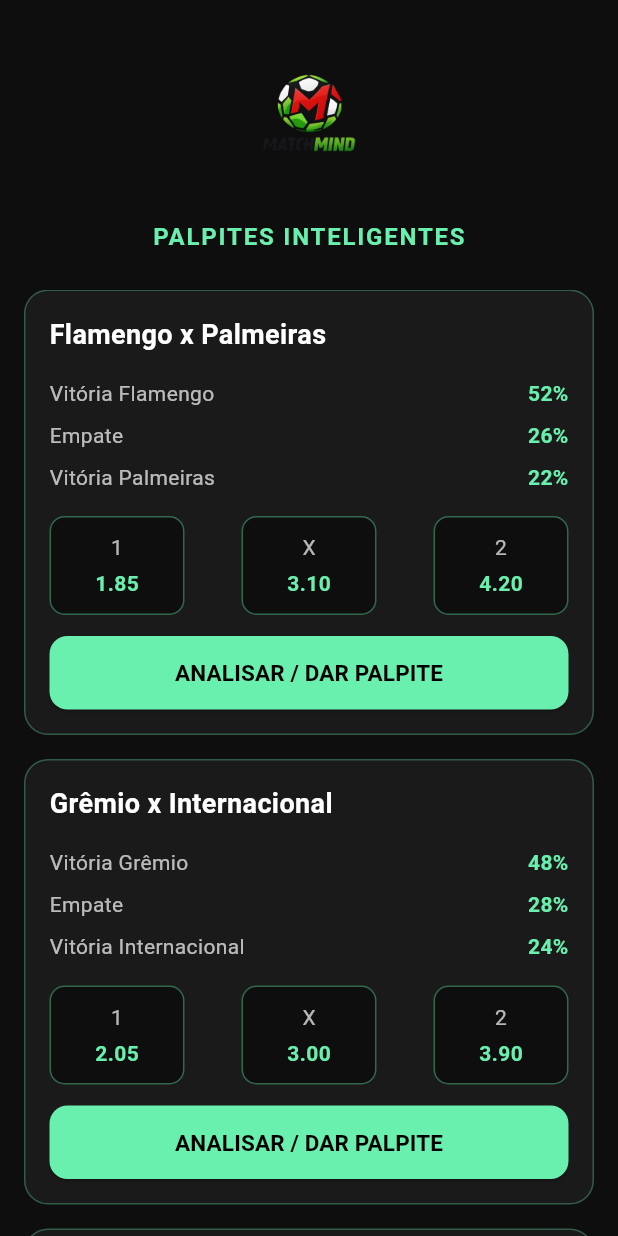
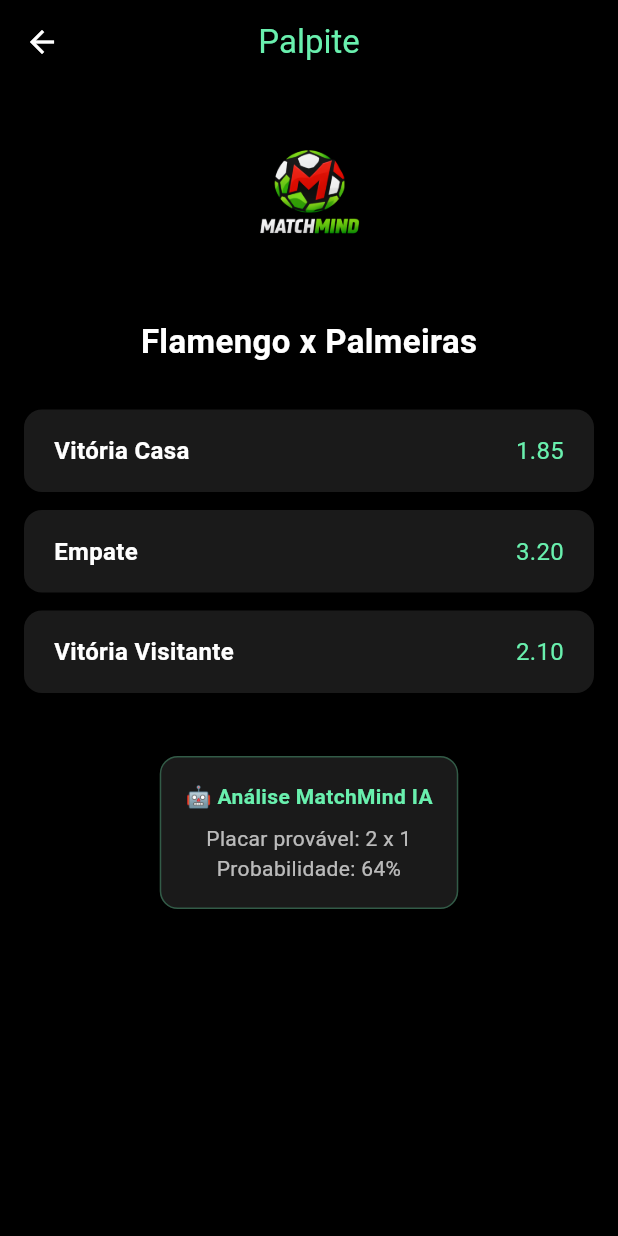
Before and after one commit to Franmateusatelie/matchmind, a Flutter app: the screen it shows after launch, after a tap on "ANALISAR / DAR PALPITE", on a phone screen of 412 x 824 dp. Run offline on Flutter 3.47's test engine with Material 3 defaults, Android fonts, the phone set to English and light mode, and no system bars.

Commit message:
Home premium com navegação para tela de palpite

```diff
--- a/lib/screens/home_screen.dart
+++ b/lib/screens/home_screen.dart
@@ -1,4 +1,5 @@
 import 'package:flutter/material.dart';
+import 'palpitar_screen.dart';
 
 class HomeScreen extends StatelessWidget {
   const HomeScreen({super.key});
@@ -17,7 +18,7 @@
                 children: [
                   Image.asset(
                     'assets/matchmind_logo.png',
-                    height: 110,
+                    height: 140, // LOGO MAIOR
                   ),
                   const SizedBox(height: 12),
                   const Text(
@@ -26,7 +27,7 @@
                       color: Colors.greenAccent,
                       fontSize: 16,
                       fontWeight: FontWeight.bold,
-                      letterSpacing: 1.2,
+                      letterSpacing: 1.4,
                     ),
                   ),
                 ],
@@ -108,7 +109,7 @@
       decoration: BoxDecoration(
         color: const Color(0xFF1A1A1A),
         borderRadius: BorderRadius.circular(16),
-        border: Border.all(color: Colors.greenAccent.withOpacity(0.3)),
+        border: Border.all(color: Colors.greenAccent.withOpacity(0.35)),
       ),
       child: Column(
         crossAxisAlignment: CrossAxisAlignment.start,
@@ -142,9 +143,9 @@
             ],
           ),
 
-          const SizedBox(height: 14),
+          const SizedBox(height: 16),
 
-          // BOTÃO
+          // BOTÃO FUNCIONANDO
           SizedBox(
             width: double.infinity,
             child: ElevatedButton(
@@ -153,11 +154,18 @@
                 foregroundColor: Colors.black,
                 padding: const EdgeInsets.symmetric(vertical: 14),
                 shape: RoundedRectangleBorder(
-                  borderRadius: BorderRadius.circular(12),
+                  borderRadius: BorderRadius.circular(14),
                 ),
               ),
               onPressed: () {
-                // próxima tela (palpite)
+                Navigator.push(
+                  context,
+                  MaterialPageRoute(
+                    builder: (_) => PalpitarScreen(
+                      match: '$home x $away',
+                    ),
+                  ),
+                );
               },
               child: const Text(
                 'ANALISAR / DAR PALPITE',
--- /dev/null
+++ b/lib/screens/palpitar_screen.dart
@@ -0,0 +1,129 @@
+import 'package:flutter/material.dart';
+
+class PalpitarScreen extends StatefulWidget {
+  final String match;
+
+  const PalpitarScreen({super.key, required this.match});
+
+  @override
+  State<PalpitarScreen> createState() => _PalpitarScreenState();
+}
+
+class _PalpitarScreenState extends State<PalpitarScreen> {
+  String? selected;
+
+  @override
+  Widget build(BuildContext context) {
+    return Scaffold(
+      backgroundColor: Colors.black,
+      appBar: AppBar(
+        backgroundColor: Colors.black,
+        title: const Text(
+          'Palpite',
+          style: TextStyle(color: Colors.greenAccent),
+        ),
+        centerTitle: true,
+      ),
+      body: Padding(
+        padding: const EdgeInsets.all(16),
+        child: Column(
+          children: [
+            // LOGO
+            Image.asset(
+              'assets/matchmind_logo.png',
+              height: 120,
+            ),
+
+            const SizedBox(height: 20),
+
+            // JOGO
+            Text(
+              widget.match,
+              style: const TextStyle(
+                color: Colors.white,
+                fontSize: 22,
+                fontWeight: FontWeight.bold,
+              ),
+            ),
+
+            const SizedBox(height: 30),
+
+            // BOTÕES DE PALPITE
+            palpiteBotao('Vitória Casa', 'HOME', '1.85'),
+            palpiteBotao('Empate', 'DRAW', '3.20'),
+            palpiteBotao('Vitória Visitante', 'AWAY', '2.10'),
+
+            const SizedBox(height: 30),
+
+            // IA SUGESTÃO
+            Container(
+              padding: const EdgeInsets.all(16),
+              decoration: BoxDecoration(
+                color: const Color(0xFF1A1A1A),
+                borderRadius: BorderRadius.circular(12),
+                border: Border.all(color: Colors.greenAccent.withOpacity(0.3)),
+              ),
+              child: Column(
+                children: const [
+                  Text(
+                    '🤖 Análise MatchMind IA',
+                    style: TextStyle(
+                      color: Colors.greenAccent,
+                      fontWeight: FontWeight.bold,
+                    ),
+                  ),
+                  SizedBox(height: 8),
+                  Text(
+                    'Placar provável: 2 x 1\nProbabilidade: 64%',
+                    style: TextStyle(color: Colors.white70),
+                    textAlign: TextAlign.center,
+                  ),
+                ],
+              ),
+            ),
+          ],
+        ),
+      ),
+    );
+  }
+
+  Widget palpiteBotao(String texto, String valor, String odd) {
+    final bool ativo = selected == valor;
+
+    return GestureDetector(
+      onTap: () {
+        setState(() {
+          selected = valor;
+        });
+      },
+      child: Container(
+        margin: const EdgeInsets.only(bottom: 12),
+        padding: const EdgeInsets.symmetric(vertical: 16, horizontal: 20),
+        decoration: BoxDecoration(
+          color: ativo ? Colors.greenAccent : const Color(0xFF1A1A1A),
+          borderRadius: BorderRadius.circular(12),
+        ),
+        child: Row(
+          mainAxisAlignment: MainAxisAlignment.spaceBetween,
+          children: [
+            Text(
+              texto,
+              style: TextStyle(
+                color: ativo ? Colors.black : Colors.white,
+                fontSize: 16,
+                fontWeight: FontWeight.bold,
+              ),
+            ),
+            Text(
+              odd,
+              style: TextStyle(
+                color: ativo ? Colors.black : Colors.greenAccent,
+                fontSize: 16,
+              ),
+            ),
+          ],
+        ),
+      ),
+    );
+  }
+}
```
Also changed, not shown: assets/matchmind_logo.png.
